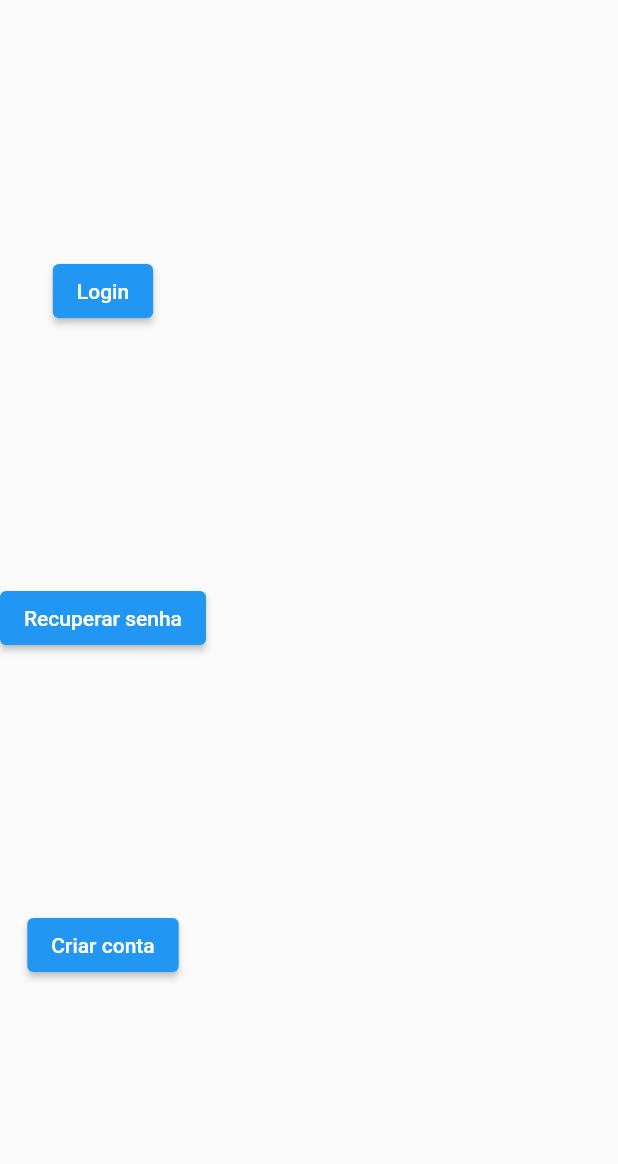
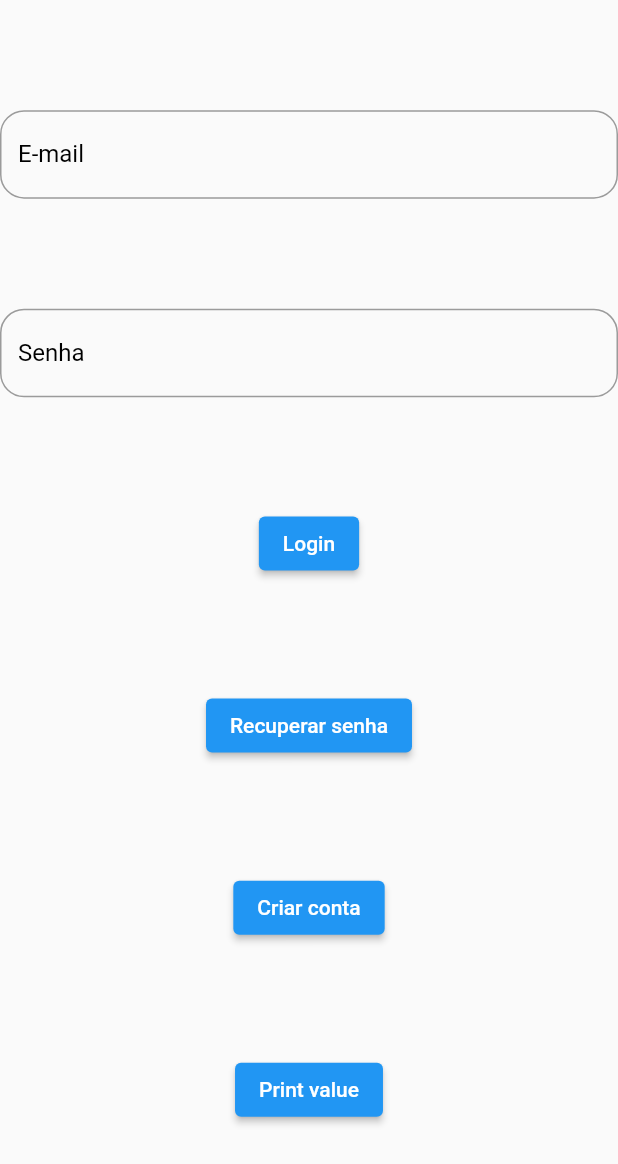
Before and after one commit to RaroAcademy/modular, a Flutter app: the CreateAccountPage screen opened by its route, after a tap on "Voltar", on a phone screen of 412 x 824 dp. Shown: the top 1164 px of the screen. Run offline on Flutter 3.47's test engine with Material 2 defaults, Android fonts, the light colour scheme and no system bars; our stand-ins replace flutter_modular.

Commit message:
estruturado modular

```diff
--- a/lib/src/modules/login/create_account/create_account_controller.dart
+++ b/lib/src/modules/login/create_account/create_account_controller.dart
@@ -2,6 +2,11 @@ import 'package:modular_app/src/modules/login/repository/login_repository.dart';
 
 class CreateAccountController {
   final LoginRepository repository;
+  late String name = "";
 
   CreateAccountController({required this.repository});
+
+  void updateValue(String value) {
+    name = value;
+  }
 }
--- a/lib/src/modules/login/create_account/create_account_page.dart
+++ b/lib/src/modules/login/create_account/create_account_page.dart
@@ -1,5 +1,6 @@
 import 'package:flutter/material.dart';
 import 'package:flutter_modular/flutter_modular.dart';
+import 'package:modular_app/src/modules/login/create_account/create_account_controller.dart';
 
 class CreateAccountPage extends StatefulWidget {
   const CreateAccountPage({Key? key}) : super(key: key);
@@ -9,12 +10,29 @@ class CreateAccountPage extends StatefulWidget {
 }
 
 class _CreateAccountPageState extends State<CreateAccountPage> {
+  final store = Modular.get<CreateAccountController>();
+  @override
+  void initState() {
+    super.initState();
+  }
+
   @override
   Widget build(BuildContext context) {
     return Scaffold(
       body: Center(
-        child: ElevatedButton(
-            onPressed: () => Modular.to.navigate("/login"), child: Text("Voltar")),
+        child: Column(
+          children: [
+            ElevatedButton(
+                onPressed: () => Modular.to.navigate("/login"),
+                child: Text("Voltar")),
+            ElevatedButton(
+              onPressed: () {
+                store.updateValue("Alencar");
+              },
+              child: Text("Criar conta"),
+            ),
+          ],
+        ),
       ),
     );
   }
--- a/lib/src/modules/login/login/login_page.dart
+++ b/lib/src/modules/login/login/login_page.dart
@@ -1,6 +1,8 @@
 import 'package:flutter/material.dart';
 import 'package:flutter_modular/flutter_modular.dart';
+import 'package:modular_app/src/modules/login/create_account/create_account_controller.dart';
 import 'package:modular_app/src/modules/login/login/login_controller.dart';
+import 'package:modular_app/src/shared/widgets/custom_text_field.dart';
 
 class LoginPage extends StatefulWidget {
   const LoginPage({Key? key}) : super(key: key);
@@ -22,6 +24,8 @@ class _LoginPageState extends ModularState<LoginPage, LoginController> {
       body: Column(
         mainAxisAlignment: MainAxisAlignment.spaceEvenly,
         children: [
+          CustomTextField(labelText: "E-mail"),
+          CustomTextField(labelText: "Senha"),
           ElevatedButton(
             onPressed: () => Modular.to.navigate("/home"),
             child: Text("Login"),
@@ -31,8 +35,16 @@ class _LoginPageState extends ModularState<LoginPage, LoginController> {
             child: Text("Recuperar senha"),
           ),
           ElevatedButton(
-            onPressed: () => Modular.to.navigate("/login/create_account"),
+            onPressed: () {
+              Modular.to.navigate("/login/create_account");
+            },
             child: Text("Criar conta"),
+          ),
+          ElevatedButton(
+            onPressed: () {
+              Modular.get<CreateAccountController>().updateValue("value");
+            },
+            child: Text("Print value"),
           ),
         ],
       ),
--- a/lib/src/modules/login/login_module.dart
+++ b/lib/src/modules/login/login_module.dart
@@ -12,7 +12,7 @@ class LoginModule extends Module {
   @override
   List<Bind<Object>> get binds => [
         Bind.singleton((i) => LoginRepository()),
-        Bind.lazySingleton(
+        Bind.factory(
             (i) => CreateAccountController(repository: i<LoginRepository>())),
         Bind.lazySingleton((i) =>
             RecoveryPasswordController(repository: i<LoginRepository>())),
--- a/lib/src/modules/login/repository/login_repository.dart
+++ b/lib/src/modules/login/repository/login_repository.dart
@@ -1 +1,3 @@
-class LoginRepository {}
+class LoginRepository {
+  LoginRepository();
+}
```
Also changed, not shown: lib/src/app_controller.dart (+16 -0 lines).
